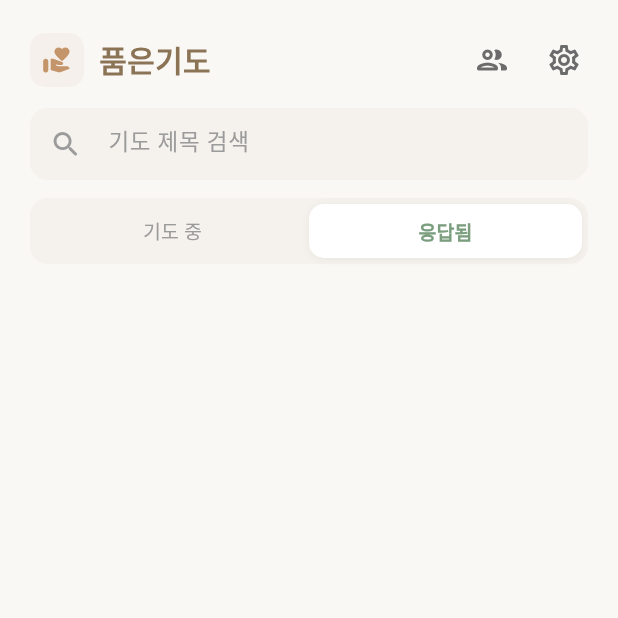
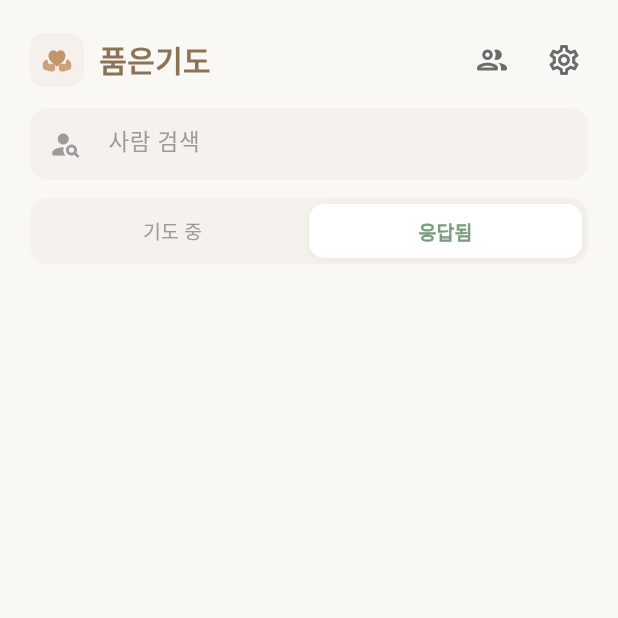
Before and after one commit to Joseph-Cha/pumeun_gido, a Flutter app: the HomeScreen screen opened by its route, after a tap on "응답됨", on a phone screen of 412 x 824 dp, the top half of it. Run offline on Flutter 3.47's test engine with Material 3 defaults, Android fonts, the phone set to English and light mode, and no system bars; our stand-ins replace flutter_dotenv, flutter_riverpod, flutter_svg, freezed_annotation, go_router, google_sign_in and 1 more; accounts and stored records are empty; network calls fail; Roboto replaces fonts that are missing (Pretendard); project files that could hold a hidden picture were left out.

Commit message:
feat: 아이콘 변경, 사람 검색 기능 추가

```diff
--- a/flutter_launcher_icons.yaml
+++ b/flutter_launcher_icons.yaml
@@ -4,7 +4,7 @@ flutter_launcher_icons:
   image_path: "assets/icons/app_icon.png"
 
   # Android Adaptive Icon (Android 8.0+)
-  adaptive_icon_background: "#FFFFFF"
+  adaptive_icon_background: "#FAF8F5"
   adaptive_icon_foreground: "assets/icons/app_icon.png"
   adaptive_icon_round: true
 
--- a/lib/data/repositories/impl/prayer_repository_impl.dart
+++ b/lib/data/repositories/impl/prayer_repository_impl.dart
@@ -39,9 +39,24 @@ class PrayerRepositoryImpl implements IPrayerRepository {
       query = query.eq('requester_id', requesterId);
     }
 
-    // 검색어 필터
+    // 검색어 필터 (사람 이름으로 검색)
     if (searchQuery != null && searchQuery.isNotEmpty) {
-      query = query.ilike('content', '%$searchQuery%');
+      // 먼저 이름으로 requester ID 목록 조회
+      final requesterResponse = await _supabaseService
+          .from('requesters')
+          .select('id')
+          .eq('user_id', _userId!)
+          .ilike('name', '%$searchQuery%');
+
+      final requesterIds = (requesterResponse as List)
+          .map((r) => r['id'] as String)
+          .toList();
+
+      if (requesterIds.isEmpty) {
+        return []; // 검색 결과 없음
+      }
+
+      query = query.inFilter('requester_id', requesterIds);
     }
 
     // 정렬 및 페이지네이션
--- a/lib/presentation/home/home_screen.dart
+++ b/lib/presentation/home/home_screen.dart
@@ -1,5 +1,6 @@
 import 'package:flutter/material.dart';
 import 'package:flutter_riverpod/flutter_riverpod.dart';
+import 'package:flutter_svg/flutter_svg.dart';
 import 'package:go_router/go_router.dart';
 import '../../core/config/theme/app_colors.dart';
 import '../../core/config/theme/app_text_styles.dart';
@@ -128,10 +129,16 @@ class _HomeScreenState extends ConsumerState<HomeScreen> {
                   color: AppColors.secondaryLight,
                   borderRadius: BorderRadius.circular(10),
                 ),
-                child: const Icon(
-                  Icons.volunteer_activism_rounded,
-                  size: 20,
-                  color: AppColors.accent,
+                child: Center(
+                  child: SvgPicture.asset(
+                    'assets/icons/app_icon_symbol.svg',
+                    width: 22,
+                    height: 22,
+                    colorFilter: const ColorFilter.mode(
+                      AppColors.accent,
+                      BlendMode.srcIn,
+                    ),
+                  ),
                 ),
               ),
               const SizedBox(width: 10),
@@ -182,12 +189,12 @@ class _HomeScreenState extends ConsumerState<HomeScreen> {
             });
           },
           decoration: InputDecoration(
-            hintText: '기도 제목 검색',
+            hintText: '사람 검색',
             hintStyle: AppTextStyles.bodyMedium.copyWith(
               color: AppColors.textTertiary,
             ),
             prefixIcon: const Icon(
-              Icons.search_rounded,
+              Icons.person_search_rounded,
               color: AppColors.textTertiary,
               size: 22,
             ),
--- a/lib/presentation/home/home_view_model.dart
+++ b/lib/presentation/home/home_view_model.dart
@@ -76,7 +76,8 @@ class HomeViewModel extends StateNotifier<HomeState> {
 
   /// 더 불러오기
   Future<void> loadMore() async {
-    if (state.isLoadingMore || !state.hasMore) return;
+    // 새로고침 중이거나 이미 더 불러오는 중이면 중복 호출 방지
+    if (state.isLoading || state.isLoadingMore || !state.hasMore) return;
 
     state = state.copyWith(isLoadingMore: true);
 
@@ -119,7 +120,8 @@ class HomeViewModel extends StateNotifier<HomeState> {
   /// 필터 변경
   void setStatusFilter(PrayerStatus? status) {
     if (state.selectedStatus == status) return;
-    state = state.copyWith(selectedStatus: status);
+    // 필터 변경 시 기존 목록을 비워서 로딩 상태가 일관되게 표시되도록 함
+    state = state.copyWith(selectedStatus: status, prayers: []);
     loadPrayers(refresh: true);
   }
 
--- a/lib/presentation/prayer/prayer_view_model.dart
+++ b/lib/presentation/prayer/prayer_view_model.dart
@@ -165,4 +165,9 @@ class PrayerViewModel extends StateNotifier<PrayerState> {
       return false;
     }
   }
+
+  /// 변경됨으로 표시
+  void markAsChanged() {
+    state = state.copyWith(hasChanges: true);
+  }
 }
--- a/lib/shared/widgets/empty_state.dart
+++ b/lib/shared/widgets/empty_state.dart
@@ -54,9 +54,9 @@ class EmptyState extends StatelessWidget {
     VoidCallback? onClear,
   }) {
     return EmptyState(
-      icon: Icons.search_off_rounded,
-      title: "'$query'에 대한 결과가 없어요",
-      subtitle: '다른 검색어로 시도해보세요',
+      icon: Icons.person_search_rounded,
+      title: "'$query'님을 찾을 수 없어요",
+      subtitle: '다른 이름으로 검색해보세요',
       actionLabel: '전체 목록 보기',
       onAction: onClear,
     );
--- a/pubspec.yaml
+++ b/pubspec.yaml
@@ -58,10 +58,11 @@ dev_dependencies:
 flutter:
   uses-material-design: true
 
-  # 환경변수 파일
+  # 환경변수 파일 및 아이콘
   assets:
     - .env
     - .env.beta
+    - assets/icons/
 
   # 폰트: 나중에 Pretendard 폰트 파일 추가 시 아래 주석 해제
   fonts:
```
Also changed, not shown: lib/presentation/login/login_screen.dart (+10 -5 lines), lib/presentation/prayer/prayer_detail_screen.dart (+15 -5 lines), lib/presentation/splash/splash_screen.dart (+10 -5 lines), assets/icons/app_icon.png, assets/icons/app_icon.svg, assets/icons/app_icon_symbol.svg (added), 33 other files.
